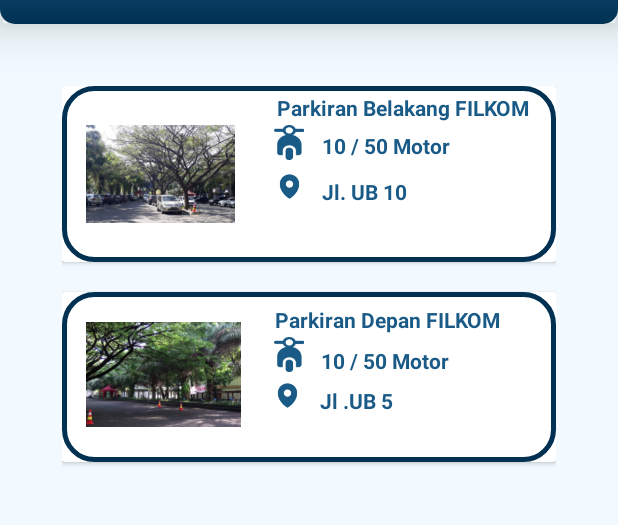
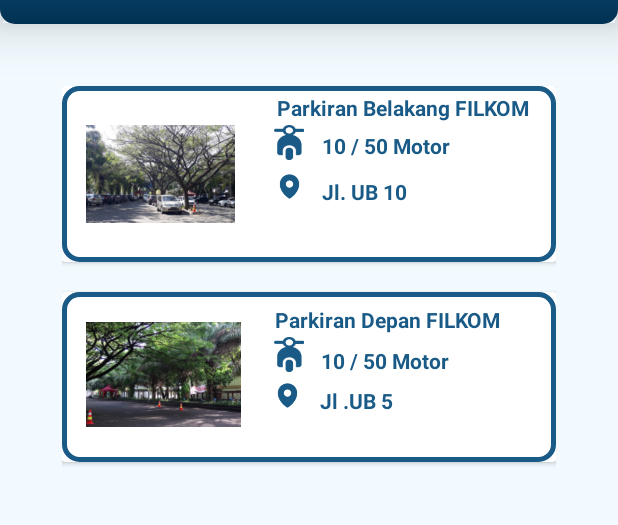
Before and after one commit to kemal003/Park-TIKOM, an Android app: the PilihLokasi screen opened directly, with no data from a screen before it, on a phone screen of 412 x 824 dp, the part 150-675 px from its top. Run offline under Robolectric (Android 15) with nearby library versions, the phone set to English and light mode, and no system bars.

Commit message:
ketingalan commit

```diff
--- a/app/src/main/res/drawable/rounded_shadow.xml
+++ b/app/src/main/res/drawable/rounded_shadow.xml
@@ -3,16 +3,16 @@
     <gradient
         android:type="linear"
         android:angle="270"
-        android:startColor="#ffffff"
-        android:endColor="#ffffff" />
+        android:startColor="@color/white"
+        android:endColor="@color/white" />
     <stroke
         android:width="3dip"
-        android:color="#003152">
+        android:color="@color/blue003">
     </stroke>
     <corners
-        android:topLeftRadius="20dp"
-        android:topRightRadius="20dp"
-        android:bottomLeftRadius="20dp"
-        android:bottomRightRadius="20dp">
+        android:topLeftRadius="10dp"
+        android:topRightRadius="10dp"
+        android:bottomLeftRadius="10dp"
+        android:bottomRightRadius="10dp">
     </corners>
 </shape>
```
